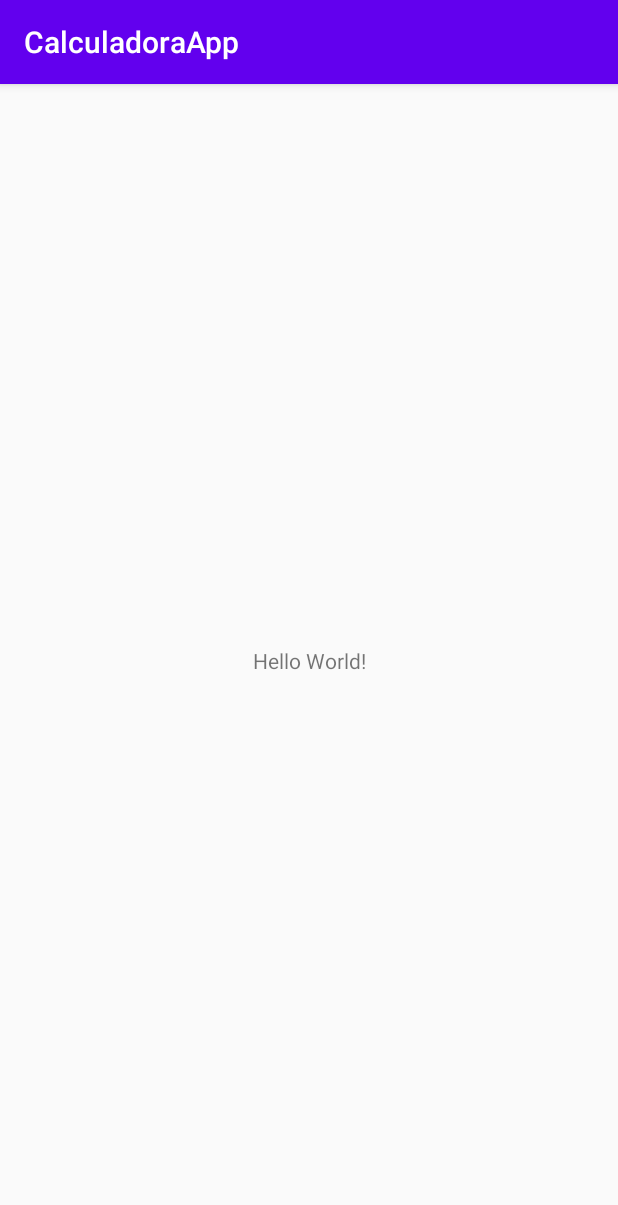
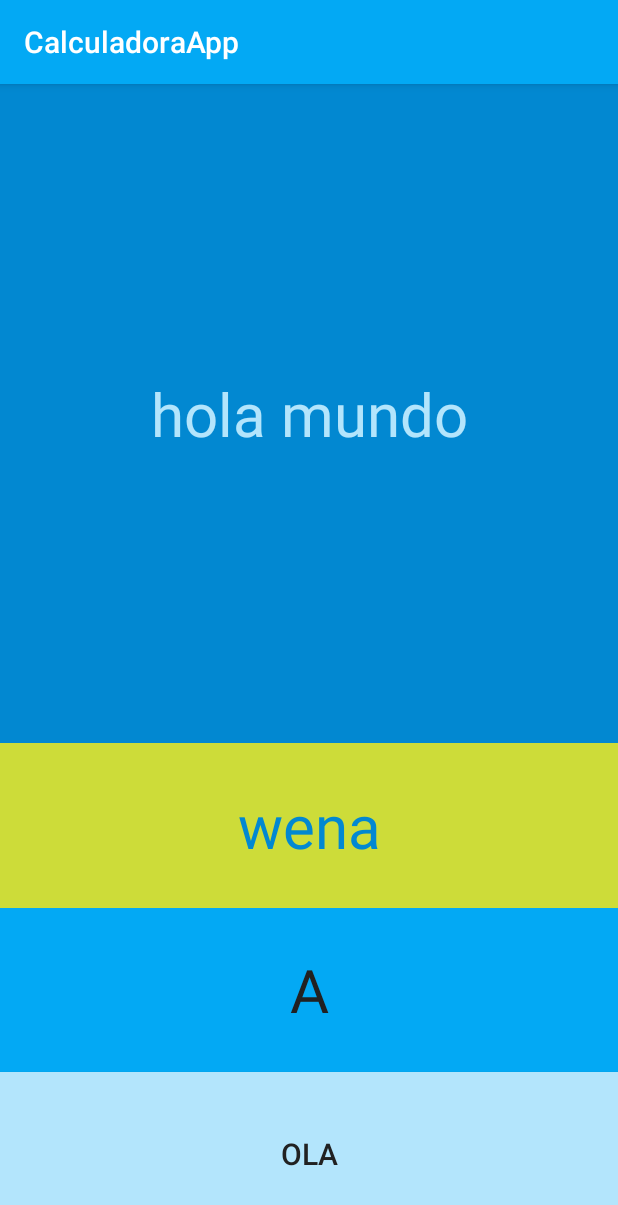
Before and after one commit to JoseMorales20/CalculadoraApp2441, an Android app: the screen it shows after launch (MainActivity), on a phone screen of 412 x 824 dp. Shown: the top 1205 px of the screen. Run offline under Robolectric (Android 15) with nearby library versions, the phone set to English and light mode, and no system bars.

Commit message:
generar un hola mundo de layout
generar linear layout en main activity
agregar textView con peso
Agregar boton
Generar toast al presionar boton

```diff
--- a/Fuentes/CalculadoraApp/app/src/main/java/cl/inacap/calculadoraapp/MainActivity.java
+++ b/Fuentes/CalculadoraApp/app/src/main/java/cl/inacap/calculadoraapp/MainActivity.java
@@ -3,6 +3,7 @@ package cl.inacap.calculadoraapp;
 import androidx.appcompat.app.AppCompatActivity;
 
 import android.os.Bundle;
+import android.widget.Toast;
 
 public class MainActivity extends AppCompatActivity {
 
@@ -11,4 +12,8 @@ public class MainActivity extends AppCompatActivity {
         super.onCreate(savedInstanceState);
         setContentView(R.layout.activity_main);
     }
+
+    public void saludar(view w){
+        Toast.makeText(this, "hola humano", Toast.LENGTH_LONG).show();
+    }
 }
--- a/Fuentes/CalculadoraApp/app/src/main/res/layout/activity_main.xml
+++ b/Fuentes/CalculadoraApp/app/src/main/res/layout/activity_main.xml
@@ -1,18 +1,53 @@
 <?xml version="1.0" encoding="utf-8"?>
-<androidx.constraintlayout.widget.ConstraintLayout xmlns:android="http://schemas.android.com/apk/res/android"
+<LinearLayout xmlns:android="http://schemas.android.com/apk/res/android"
     xmlns:app="http://schemas.android.com/apk/res-auto"
     xmlns:tools="http://schemas.android.com/tools"
     android:layout_width="match_parent"
     android:layout_height="match_parent"
+    android:orientation="vertical"
     tools:context=".MainActivity">
 
     <TextView
-        android:layout_width="wrap_content"
-        android:layout_height="wrap_content"
-        android:text="Hello World!"
-        app:layout_constraintBottom_toBottomOf="parent"
-        app:layout_constraintLeft_toLeftOf="parent"
-        app:layout_constraintRight_toRightOf="parent"
-        app:layout_constraintTop_toTopOf="parent" />
+        android:background="@color/colorPrimaryDark"
+        android:textColor="@color/primary_light"
+        android:textSize="40sp"
+        android:text="@string/texto1"
+        android:gravity="center"
+        android:layout_weight="1"
+        android:layout_width="match_parent"
+        android:layout_height="match_parent" />
 
-</androidx.constraintlayout.widget.ConstraintLayout>
+    <TextView
+
+        android:text="@string/texto2"
+        android:layout_weight="2"
+        android:textSize="40sp"
+        android:gravity="center"
+        android:background="@color/colorAccent"
+        android:textColor="@color/colorPrimaryDark"
+        android:layout_width="match_parent"
+        android:layout_height="match_parent"></TextView>
+
+    <TextView
+
+        android:text="@string/texto3"
+        android:textSize="40sp"
+        android:gravity="center"
+        android:layout_weight="2"
+        android:background="@color/colorPrimary"
+        android:textColor="@color/primary_text"
+        android:layout_width="match_parent"
+        android:layout_height="match_parent"></TextView>
+
+    <Button
+        android:layout_weight="2"
+        android:text="@string/boton"
+        android:textSize="20sp"
+        android:textColor="@color/primary_text"
+        android:background="@color/primary_light"
+        android:layout_width="match_parent"
+        android:onClick="saludar"
+        android:layout_height="match_parent" />
+
+
+</LinearLayout>
--- a/Fuentes/CalculadoraApp/app/src/main/res/values/colors.xml
+++ b/Fuentes/CalculadoraApp/app/src/main/res/values/colors.xml
@@ -1,6 +1,12 @@
 <?xml version="1.0" encoding="utf-8"?>
 <resources>
-    <color name="colorPrimary">#6200EE</color>
-    <color name="colorPrimaryDark">#3700B3</color>
-    <color name="colorAccent">#03DAC5</color>
+    <color name="colorPrimary">#03A9F4</color>
+    <color name="colorPrimaryDark">#0288D1</color>
+    <color name="colorAccent">#CDDC39</color>
+    <color name="primary_light">#B3E5FC</color>
+    <color name="primary_text">#212121</color>
+    <color name="secondary_text">#757575</color>
+    <color name="icons">#FFFFFF</color>
+    <color name="divider">#BDBDBD</color>
+
 </resources>
--- a/Fuentes/CalculadoraApp/app/src/main/res/values/strings.xml
+++ b/Fuentes/CalculadoraApp/app/src/main/res/values/strings.xml
@@ -1,3 +1,7 @@
 <resources>
     <string name="app_name">CalculadoraApp</string>
+    <string name="texto1">hola mundo</string>
+    <string name="texto2">wena</string>
+    <string name="texto3">A</string>
+    <string name="boton">ola</string>
 </resources>
```
